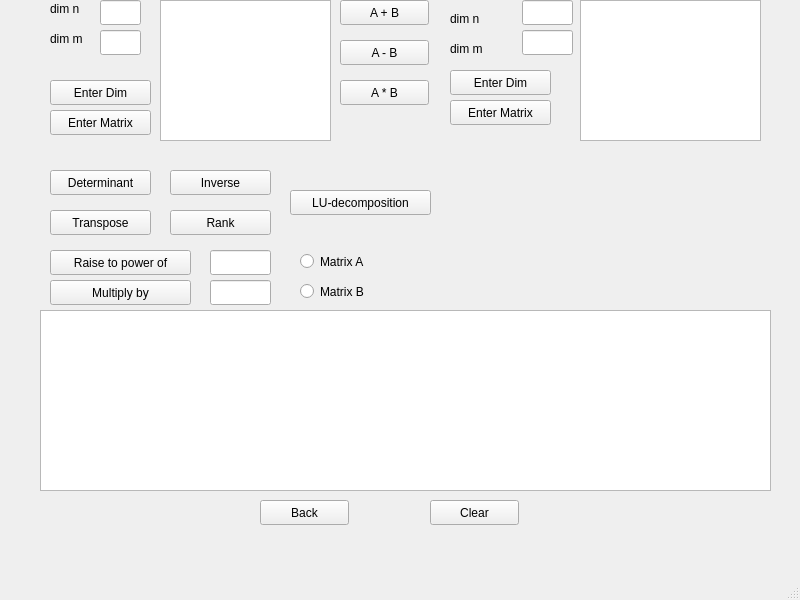
Qt form src/geek-calculator/mainwindow.ui (Jelena-Zivovic/RS014-geek-calculator) before a commit.
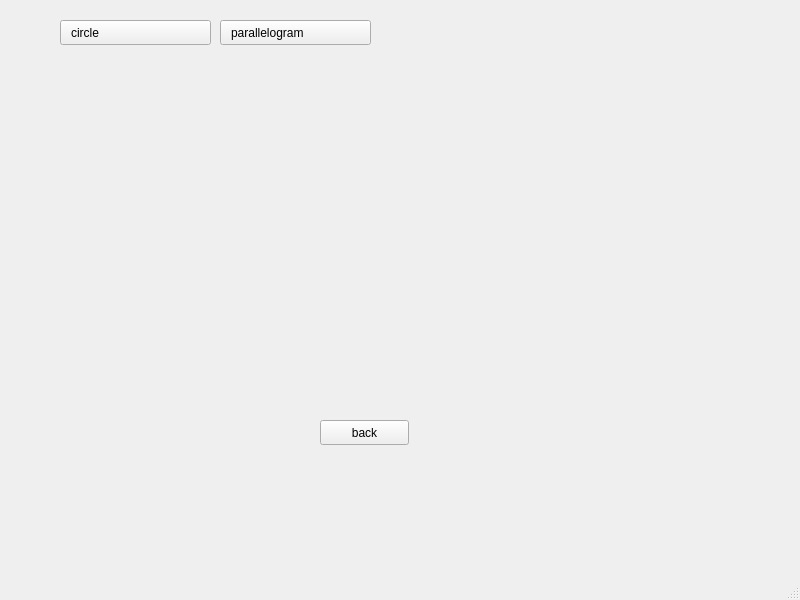
The same form after that commit. Custom widgets are drawn as their Qt base class.

Commit message: started geometry page

Patch:
```diff
--- a/src/geek-calculator/mainwindow.ui
+++ b/src/geek-calculator/mainwindow.ui
@@ -24,7 +24,7 @@
      </rect>
     </property>
     <property name="currentIndex">
-     <number>1</number>
+     <number>4</number>
     </property>
     <widget class="QWidget" name="mainPage">
      <widget class="QWidget" name="horizontalLayoutWidget">
@@ -1547,6 +1547,92 @@
       </widget>
      </widget>
     </widget>
+    <widget class="QWidget" name="geometryPage">
+     <widget class="QPushButton" name="goToMainPageFromGeometryButton">
+      <property name="geometry">
+       <rect>
+        <x>280</x>
+        <y>430</y>
+        <width>89</width>
+        <height>25</height>
+       </rect>
+      </property>
+      <property name="text">
+       <string>back</string>
+      </property>
+     </widget>
+     <widget class="QPushButton" name="circleButton">
+      <property name="geometry">
+       <rect>
+        <x>20</x>
+        <y>30</y>
+        <width>151</width>
+        <height>25</height>
+       </rect>
+      </property>
+      <property name="cursor">
+       <cursorShape>PointingHandCursor</cursorShape>
+      </property>
+      <property name="toolTip">
+       <string extracomment="circle"/>
+      </property>
+      <property name="toolTipDuration">
+       <number>2</number>
+      </property>
+      <property name="layoutDirection">
+       <enum>Qt::RightToLeft</enum>
+      </property>
+      <property name="styleSheet">
+       <string notr="true">QPushButton#circleButton {
+	text-align: left;
+	padding: 0px 10px 0px 10px;
+}</string>
+      </property>
+      <property name="text">
+       <string>circle</string>
+      </property>
+      <property name="iconSize">
+       <size>
+        <width>16</width>
+        <height>16</height>
+       </size>
+      </property>
+      <property name="autoExclusive">
+       <bool>true</bool>
+      </property>
+     </widget>
+     <widget class="QPushButton" name="parallelogramButton">
+      <property name="geometry">
+       <rect>
+        <x>180</x>
+        <y>30</y>
+        <width>151</width>
+        <height>25</height>
+       </rect>
+      </property>
+      <property name="cursor">
+       <cursorShape>PointingHandCursor</cursorShape>
+      </property>
+      <property name="layoutDirection">
+       <enum>Qt::RightToLeft</enum>
+      </property>
+      <property name="styleSheet">
+       <string notr="true">QPushButton#parallelogramButton {
+	text-align: left;
+	padding: 0px 10px 0px 10px;
+}</string>
+      </property>
+      <property name="text">
+       <string>parallelogram</string>
+      </property>
+      <property name="iconSize">
+       <size>
+        <width>18</width>
+        <height>18</height>
+       </size>
+      </property>
+     </widget>
+    </widget>
    </widget>
   </widget>
   <widget class="QMenuBar" name="menubar">
```
Left out of the diff: 75 changed lines with no effect on the pictures. The commit also changes 5 other files.
